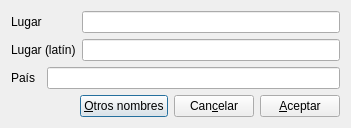
This is gui/dlgnuevolugar.ui in rogorido/qtpredicadores as Qt 5 draws it before an edit. The edited form follows.
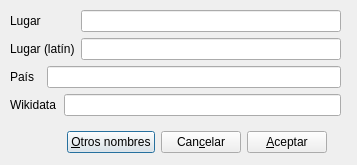
This is the edited form.

Commit message: Mejora de lugar: campo wikidata

```diff
--- a/gui/dlgnuevolugar.ui
+++ b/gui/dlgnuevolugar.ui
@@ -6,49 +6,22 @@
    <rect>
     <x>0</x>
     <y>0</y>
-    <width>351</width>
-    <height>123</height>
+    <width>357</width>
+    <height>165</height>
    </rect>
   </property>
   <property name="windowTitle">
    <string>Dialog</string>
   </property>
-  <layout class="QVBoxLayout" name="verticalLayout">
-   <item>
-    <layout class="QGridLayout" name="gridLayout">
-     <item row="0" column="0" colspan="2">
-      <widget class="QLabel" name="label">
-       <property name="text">
-        <string>Lugar</string>
-       </property>
-      </widget>
-     </item>
-     <item row="0" column="2">
-      <widget class="QLineEdit" name="txtLugar"/>
-     </item>
-     <item row="1" column="0" colspan="2">
-      <widget class="QLabel" name="label_3">
-       <property name="text">
-        <string>Lugar (latín)</string>
-       </property>
-      </widget>
-     </item>
-     <item row="1" column="2">
-      <widget class="QLineEdit" name="txtLugarLatin"/>
-     </item>
-     <item row="2" column="0">
-      <widget class="QLabel" name="label_2">
-       <property name="text">
-        <string>País</string>
-       </property>
-      </widget>
-     </item>
-     <item row="2" column="1" colspan="2">
-      <widget class="QLineEdit" name="txtPais"/>
-     </item>
-    </layout>
-   </item>
-   <item>
+  <widget class="QWidget" name="">
+   <property name="geometry">
+    <rect>
+     <x>10</x>
+     <y>130</y>
+     <width>317</width>
+     <height>24</height>
+    </rect>
+   </property>
     <layout class="QHBoxLayout" name="horizontalLayout">
      <item>
       <spacer name="horizontalSpacer">
@@ -85,8 +58,59 @@
       </widget>
      </item>
     </layout>
-   </item>
-  </layout>
+  </widget>
+  <widget class="QWidget" name="">
+   <property name="geometry">
+    <rect>
+     <x>10</x>
+     <y>10</y>
+     <width>331</width>
+     <height>108</height>
+    </rect>
+   </property>
+   <layout class="QGridLayout" name="gridLayout">
+    <item row="0" column="0">
+     <widget class="QLabel" name="label">
+      <property name="text">
+       <string>Lugar</string>
+      </property>
+     </widget>
+    </item>
+    <item row="0" column="3">
+     <widget class="QLineEdit" name="txtLugar"/>
+    </item>
+    <item row="1" column="0" colspan="3">
+     <widget class="QLabel" name="label_3">
+      <property name="text">
+       <string>Lugar (latín)</string>
+      </property>
+     </widget>
+    </item>
+    <item row="1" column="3">
+     <widget class="QLineEdit" name="txtLugarLatin"/>
+    </item>
+    <item row="2" column="0">
+     <widget class="QLabel" name="label_2">
+      <property name="text">
+       <string>País</string>
+      </property>
+     </widget>
+    </item>
+    <item row="2" column="1" colspan="3">
+     <widget class="QLineEdit" name="txtPais"/>
+    </item>
+    <item row="3" column="0" colspan="2">
+     <widget class="QLabel" name="label_4">
+      <property name="text">
+       <string>Wikidata</string>
+      </property>
+     </widget>
+    </item>
+    <item row="3" column="2" colspan="2">
+     <widget class="QLineEdit" name="txtWikidata"/>
+    </item>
+   </layout>
+  </widget>
  </widget>
  <resources/>
  <connections/>
```
Lines whose indentation alone changed are shown as unchanged. The commit also changes 2 other files.
